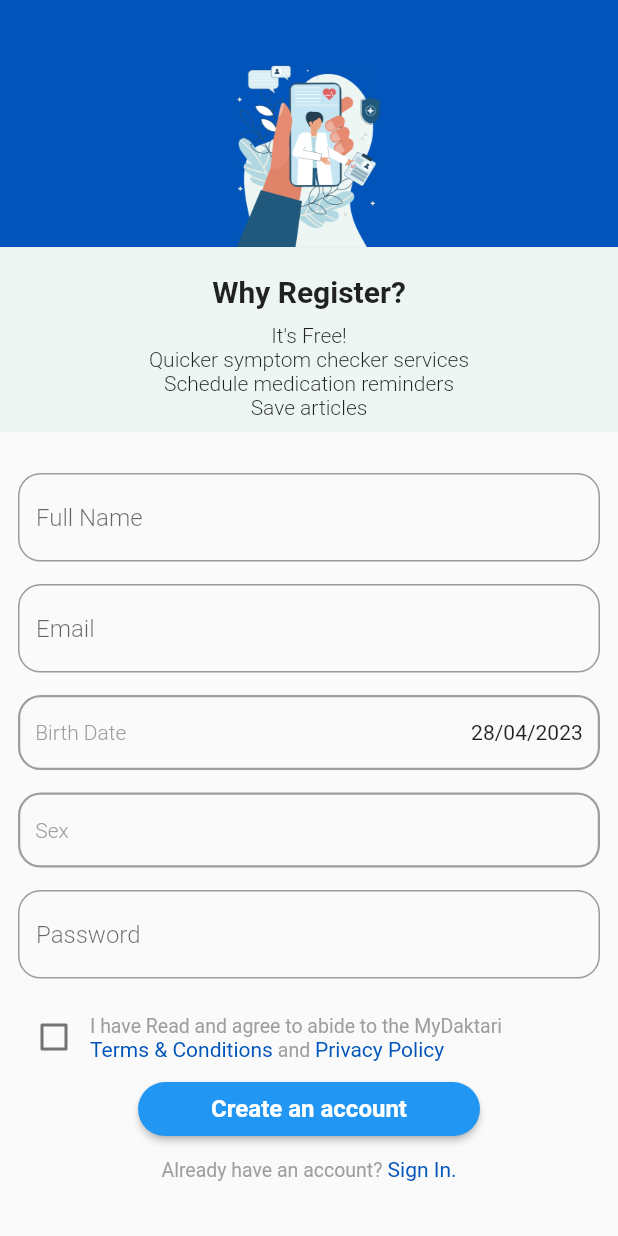
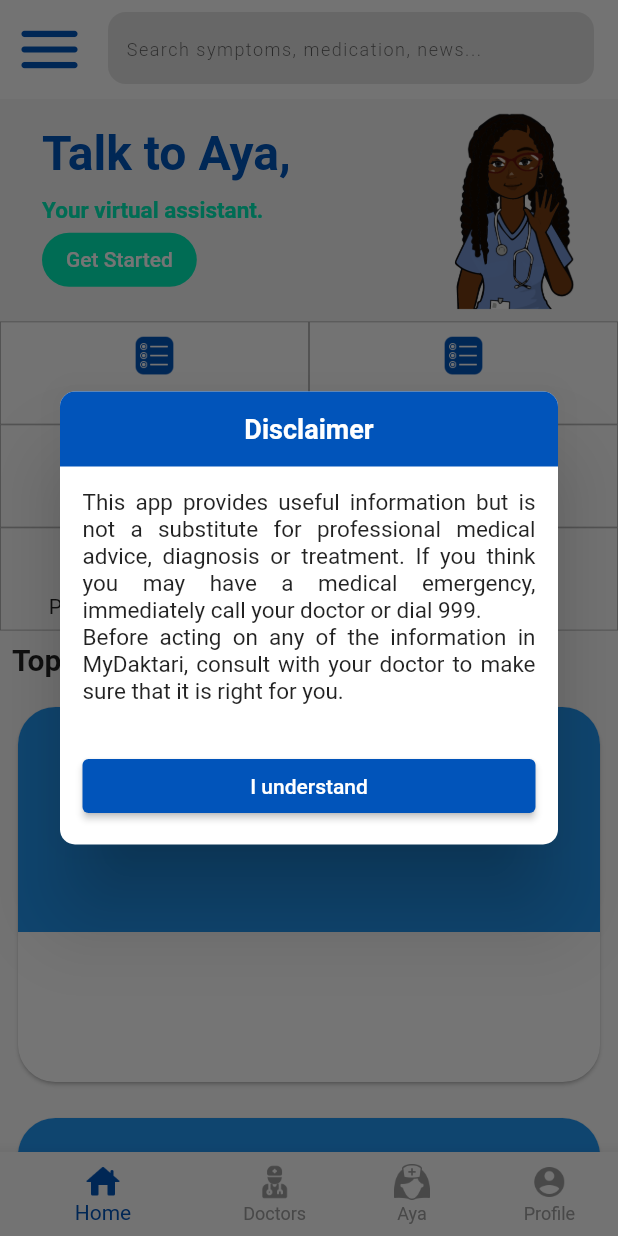
Before and after one commit to MyDaktari/MyDaktari-Mobile-App, a Flutter app: the screen it shows after launch, after a tap on "I am a Doctor", on a phone screen of 412 x 824 dp. Run offline on Flutter 3.47's test engine with Material 2 defaults, Android fonts, the phone set to English and light mode, and no system bars.

Commit message:
added homepage and disclaimer

```diff
--- a/lib/routes/app_route.dart
+++ b/lib/routes/app_route.dart
@@ -1,10 +1,12 @@
 import 'package:flutter/material.dart';
+import 'package:my_daktari/screens/home/views/home_page.dart';
 
 import '../screens/auth/views/auth_page.dart';
 import '../screens/welcome/views/welcome.dart';
 
 const String authPage = 'authPage';
 const String welcome = 'welcome';
+const String homePage = 'homePage';
 
 class AppRouter {
   static Route<dynamic> generateRoute(RouteSettings settings) {
@@ -13,6 +15,8 @@
         return MaterialPageRoute(builder: (_) => const WelcomePage());
       case authPage:
         return MaterialPageRoute(builder: (_) => AuthPage());
+      case homePage:
+        return MaterialPageRoute(builder: (_) => HomePage());
       default:
         return MaterialPageRoute(
             builder: (_) => Scaffold(
--- /dev/null
+++ b/lib/screens/home/views/homeTab/views/home_tab.dart
@@ -0,0 +1,142 @@
+import 'package:flutter/material.dart';
+
+class HomeTabView extends StatelessWidget {
+  HomeTabView({super.key});
+  final List<Map<String, dynamic>> grids = [
+    {'image': 'assets/reminder.png', 'title': 'reminder', 'route': ''},
+    {'image': 'assets/reminder.png', 'title': 'Symptom Checker', 'route': ''},
+    {'image': 'assets/virus.png', 'title': 'Allergy Tracker', 'route': ''},
+    {
+      'image': 'assets/graph-report.png',
+      'title': 'Track Symptoms',
+      'route': ''
+    },
+    {
+      'image': 'assets/pharmacist.png',
+      'title': 'Prescription Discounts',
+      'route': ''
+    },
+    {'image': 'assets/engage.png', 'title': 'Drug Interactions', 'route': ''},
+  ];
+  @override
+  Widget build(BuildContext context) {
+    Size size = MediaQuery.of(context).size;
+    return Padding(
+      padding: const EdgeInsets.only(top: 10.0),
+      child: Column(
+        children: [
+          Container(
+            height: size.height * .18,
+            decoration:
+                const BoxDecoration(color: Color.fromARGB(255, 242, 242, 242)),
+            child: Padding(
+              padding: const EdgeInsets.only(left: 28.0),
+              child: Row(
+                mainAxisAlignment: MainAxisAlignment.spaceBetween,
+                crossAxisAlignment: CrossAxisAlignment.end,
+                children: [
+                  Column(
+                    mainAxisAlignment: MainAxisAlignment.center,
+                    crossAxisAlignment: CrossAxisAlignment.start,
+                    children: [
+                      const Text(
+                        'Talk to Aya,',
+                        style: TextStyle(
+                            fontSize: 32,
+                            fontWeight: FontWeight.bold,
+                            color: Color.fromARGB(255, 1, 84, 186)),
+                      ),
+                      const SizedBox(
+                        height: 10,
+                      ),
+                      const Text(
+                        'Your virtual assistant.',
+                        style: TextStyle(
+                            fontSize: 15,
+                            fontWeight: FontWeight.bold,
+                            color: Color.fromARGB(255, 0, 236, 182)),
+                      ),
+                      ElevatedButton(
+                          style: ElevatedButton.styleFrom(
+                              elevation: 0,
+                              shape: RoundedRectangleBorder(
+                                  borderRadius: BorderRadius.circular(21)),
+                              backgroundColor:
+                                  const Color.fromARGB(255, 0, 236, 182)),
+                          onPressed: () {},
+                          child: const Text('Get Started'))
+                    ],
+                  ),
+                  Image.asset('assets/aya-half.png')
+                ],
+              ),
+            ),
+          ),
+          SizedBox(
+            height: size.height * .25,
+            child: GridView.builder(
+                physics: const NeverScrollableScrollPhysics(),
+                itemCount: grids.length,
+                gridDelegate: const SliverGridDelegateWithFixedCrossAxisCount(
+                    childAspectRatio: 3, crossAxisCount: 2),
+                itemBuilder: (context, index) {
+                  Map<String, dynamic> grid = grids[index];
+                  return Container(
+                    decoration: BoxDecoration(
+                        border: Border.all(color: Colors.grey, width: .5)),
+                    child: Column(
+                      mainAxisAlignment: MainAxisAlignment.spaceEvenly,
+                      children: [
+                        Image.asset(
+                          grid['image'],
+                          height: 30,
+                        ),
+                        Text(grid['title'])
+                      ],
+                    ),
+                  );
+                }),
+          ),
+          const Align(
+            alignment: Alignment.centerLeft,
+            child: Padding(
+              padding: EdgeInsets.all(8.0),
+              child: Text(
+                'Top News',
+                style: TextStyle(fontSize: 20, fontWeight: FontWeight.bold),
+              ),
+            ),
+          ),
+          Expanded(
+              child: ListView(
+            children: List.generate(
+                5,
+                (index) => Padding(
+                      padding: const EdgeInsets.all(8.0),
+                      child: Card(
+                        shape: RoundedRectangleBorder(
+                            borderRadius: BorderRadius.circular(25)),
+                        child: SizedBox(
+                          height: 250,
+                          width: size.width,
+                          child: Column(
+                            children: [
+                              Container(
+                                height: 150,
+                                decoration: const BoxDecoration(
+                                    borderRadius: BorderRadius.only(
+                                        topLeft: Radius.circular(25),
+                                        topRight: Radius.circular(25)),
+                                    color: Colors.blue),
+                              ),
+                            ],
+                          ),
+                        ),
+                      ),
+                    )),
+          ))
+        ],
+      ),
+    );
+  }
+}
--- /dev/null
+++ b/lib/screens/home/views/home_page.dart
@@ -0,0 +1,108 @@
+import 'package:flutter/material.dart';
+import 'package:my_daktari/screens/home/views/homeTab/views/home_tab.dart';
+import 'package:my_daktari/screens/home/widgets/disclaimer.dart';
+
+class HomePage extends StatelessWidget {
+  HomePage({super.key});
+
+  final PageNotifier _pageNotifier = PageNotifier(value: 0);
+  Color color(int index) {
+    return _pageNotifier.value == index
+        ? const Color.fromARGB(255, 1, 84, 186)
+        : Colors.grey;
+  }
+
+  List<BottomNavigationBarItem> bottomNavigationBarItems() {
+    return [
+      BottomNavigationBarItem(
+          icon: Image.asset(
+            'assets/home.png',
+            height: 24,
+            color: color(0),
+          ),
+          label: 'Home'),
+      BottomNavigationBarItem(
+          icon: Image.asset(
+            'assets/doctor.png',
+            height: 24,
+            color: color(1),
+          ),
+          label: 'Doctors'),
+      BottomNavigationBarItem(
+          icon: Image.asset(
+            'assets/nurse.png',
+            height: 24,
+            color: color(2),
+          ),
+          label: 'Aya'),
+      BottomNavigationBarItem(
+          icon: Image.asset(
+            'assets/male-user.png',
+            height: 24,
+            color: color(3),
+          ),
+          label: 'Profile')
+    ];
+  }
+
+  @override
+  Widget build(BuildContext context) {
+    WidgetsBinding.instance.addPostFrameCallback((_) {
+      showDialog(context: context, builder: (context) => DisclaimerDialog());
+    });
+    Size size = MediaQuery.of(context).size;
+    return ValueListenableBuilder(
+        valueListenable: _pageNotifier,
+        builder: (context, currentIndex, _) {
+          return Scaffold(
+            appBar: AppBar(
+              backgroundColor: Theme.of(context).scaffoldBackgroundColor,
+              elevation: 0,
+              leading: IconButton(
+                  onPressed: () {},
+                  icon: const Icon(
+                    Icons.menu_rounded,
+                    size: 50,
+                    color: Color.fromARGB(255, 1, 84, 186),
+                  )),
+              title: Padding(
+                padding: const EdgeInsets.only(top: 8.0),
+                child: ClipRRect(
+                  borderRadius: BorderRadius.circular(12),
+                  child: const TextField(
+                    decoration: InputDecoration(
+                        hintText: 'Search symptoms, medication, news...',
+                        hintStyle: TextStyle(
+                            fontSize: 12,
+                            fontWeight: FontWeight.w300,
+                            letterSpacing: 1),
+                        border: InputBorder.none,
+                        filled: true,
+                        fillColor: Color.fromARGB(255, 224, 224, 224)),
+                  ),
+                ),
+              ),
+            ),
+            body: PageView(
+              children: [HomeTabView()],
+            ),
+            bottomNavigationBar: BottomNavigationBar(
+                currentIndex: currentIndex,
+                onTap: (value) => _pageNotifier.index = value,
+                selectedItemColor: const Color.fromARGB(255, 1, 84, 186),
+                showUnselectedLabels: true,
+                unselectedItemColor: Colors.grey,
+                items: bottomNavigationBarItems()),
+          );
+        });
+  }
+}
+
+class PageNotifier extends ValueNotifier<int> {
+  PageNotifier({required int value}) : super(value);
+
+  set index(int value) {
+    this.value = value;
+    notifyListeners();
+  }
+}
--- /dev/null
+++ b/lib/screens/home/widgets/disclaimer.dart
@@ -0,0 +1,44 @@
+import 'package:flutter/material.dart';
+
+class DisclaimerDialog extends StatelessWidget {
+  const DisclaimerDialog({super.key});
+
+  @override
+  Widget build(BuildContext context) {
+    return AlertDialog(
+      shape: RoundedRectangleBorder(borderRadius: BorderRadius.circular(10)),
+      actionsAlignment: MainAxisAlignment.center,
+      actionsPadding: const EdgeInsets.all(15),
+      contentPadding: const EdgeInsets.all(15),
+      titlePadding: EdgeInsets.zero,
+      title: Container(
+        height: 50,
+        decoration: const BoxDecoration(
+            borderRadius: BorderRadius.only(
+                topLeft: Radius.circular(10), topRight: Radius.circular(10)),
+            color: Color.fromARGB(255, 1, 84, 186)),
+        child: const Center(
+          child: Text(
+            'Disclaimer',
+            style: TextStyle(
+                fontWeight: FontWeight.bold, fontSize: 18, color: Colors.white),
+          ),
+        ),
+      ),
+      content: const Text(
+        """This app provides useful information but is not a substitute for professional medical advice, diagnosis or treatment. If you think you may have a medical emergency, immediately call your doctor or dial 999.\nBefore acting on any of the information in MyDaktari, consult with your doctor to make sure that it is right for you.""",
+        textAlign: TextAlign.justify,
+        style: TextStyle(fontWeight: FontWeight.normal, fontSize: 15),
+      ),
+      actions: [
+        ElevatedButton(
+            style: ElevatedButton.styleFrom(
+                backgroundColor: const Color.fromARGB(255, 1, 84, 186)),
+            onPressed: () => Navigator.pop(context),
+            child: const SizedBox(
+                width: double.infinity,
+                child: Center(child: Text('I understand'))))
+      ],
+    );
+  }
+}
--- a/lib/screens/welcome/views/welcome.dart
+++ b/lib/screens/welcome/views/welcome.dart
@@ -67,7 +67,7 @@
                             shape: RoundedRectangleBorder(
                                 borderRadius: BorderRadius.circular(21))),
                         onPressed: () =>
-                            Navigator.pushNamed(context, route.authPage),
+                            Navigator.pushNamed(context, route.homePage),
                         child: const SizedBox(
                             width: 120,
                             child: Center(
@@ -82,7 +82,7 @@
                             shape: RoundedRectangleBorder(
                                 borderRadius: BorderRadius.circular(21))),
                         onPressed: () =>
-                            Navigator.pushNamed(context, route.authPage),
+                            Navigator.pushNamed(context, route.homePage),
                         child: const SizedBox(
                             width: 120,
                             child: Center(
```
